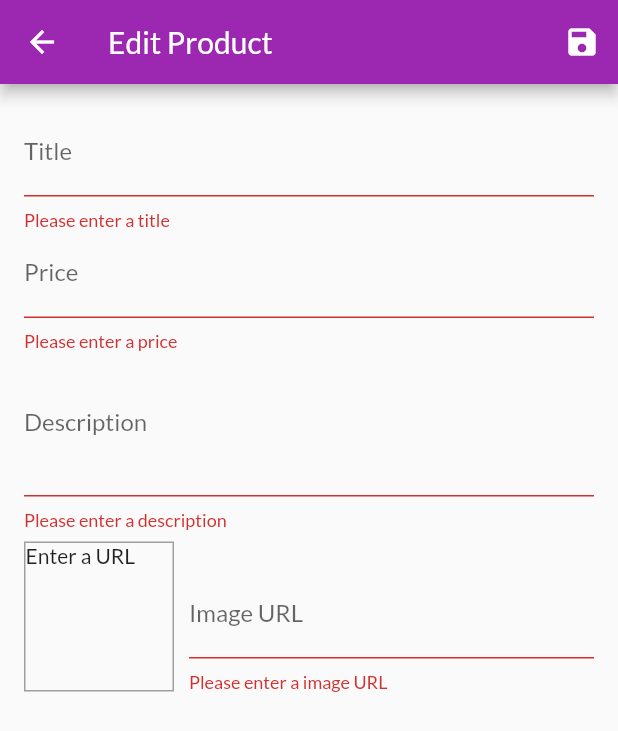
After one commit to Ahemad7429/Flutter_Shop_StateManagement, a Flutter app: the EditProductScreen screen opened by its route, after a tap on the "save" icon, on a phone screen of 412 x 824 dp. The commit adds this screen. Shown: the top 731 px of the screen. Run offline on Flutter 3.47's test engine with Material 2 defaults, Android fonts, the phone set to English and light mode, and no system bars; network calls fail.

Commit message:
added user inputs & forms.

```diff
--- a/shop_change_notifier_state/lib/config/navigation_path.dart
+++ b/shop_change_notifier_state/lib/config/navigation_path.dart
@@ -2,4 +2,6 @@
   static const productDetailScreen = '/productDetailScreen';
   static const cartScreen = '/cartScreen';
   static const orderScreen = '/orderScreen';
+  static const userProductsScreen = '/userProductsScreen';
+  static const editProductScreen = '/editProductScreen';
 }
--- a/shop_change_notifier_state/lib/main.dart
+++ b/shop_change_notifier_state/lib/main.dart
@@ -38,6 +38,8 @@
           NavigationPath.productDetailScreen: (ctx) => ProductDetailScreen(),
           NavigationPath.cartScreen: (ctx) => CartScreen(),
           NavigationPath.orderScreen: (ctx) => OrdersScreen(),
+          NavigationPath.userProductsScreen: (ctx) => UserProductsScreen(),
+          NavigationPath.editProductScreen: (ctx) => EditProductScreen(),
         },
       ),
     );
--- a/shop_change_notifier_state/lib/providers/products_provider.dart
+++ b/shop_change_notifier_state/lib/providers/products_provider.dart
@@ -49,4 +49,29 @@
   Product findById(String id) {
     return _items.firstWhere((product) => product.id == id);
   }
+
+  void addProduct(Product product) {
+    final productObj = Product(
+        id: DateTime.now().toString(),
+        title: product.title,
+        description: product.description,
+        price: product.price,
+        imageUrl: product.imageUrl);
+    _items.add(productObj);
+    // _items.insert(0, product);
+    notifyListeners();
+  }
+
+  void updateProduct(String productId, Product product) {
+    final productIndex = _items.indexWhere((prod) => prod.id == productId);
+    if (productIndex >= 0) {
+      _items[productIndex] = product;
+      notifyListeners();
+    }
+  }
+
+  void deleteProduct(String id) {
+    _items.removeWhere((product) => product.id == id);
+    notifyListeners();
+  }
 }
--- /dev/null
+++ b/shop_change_notifier_state/lib/screens/edit_product_screen.dart
@@ -0,0 +1,269 @@
+import 'package:flutter/material.dart';
+import 'package:provider/provider.dart';
+import '../providers/providers.dart';
+
+class EditProductScreen extends StatefulWidget {
+  @override
+  _EditProductScreenState createState() => _EditProductScreenState();
+}
+
+class _EditProductScreenState extends State<EditProductScreen> {
+  final _priceFocusNode = FocusNode();
+  final _descriptionFocusNode = FocusNode();
+  final _imageUrlController = TextEditingController();
+  final _imageUrlFocusNode = FocusNode();
+  final _form = GlobalKey<FormState>();
+
+  bool _isInit = true;
+  Map<String, Object> _initValues = {
+    'title': '',
+    'description': '',
+    'price': '',
+    'imageUrl': ''
+  };
+
+  Product _editedProduct = Product(
+    id: null,
+    title: "",
+    description: "",
+    price: 0,
+    imageUrl: "",
+    isFavorite: false,
+  );
+
+  @override
+  void dispose() {
+    _imageUrlFocusNode.removeListener(_updateImageUrl);
+    _priceFocusNode.dispose();
+    _descriptionFocusNode.dispose();
+    _imageUrlFocusNode.dispose();
+    _imageUrlController.dispose();
+    super.dispose();
+  }
+
+  @override
+  void didChangeDependencies() {
+    super.didChangeDependencies();
+    if (_isInit) {
+      final productId = ModalRoute.of(context).settings.arguments as String;
+      if (productId != null) {
+        _editedProduct =
+            Provider.of<ProductsProvider>(context).findById(productId);
+        _initValues = {
+          'title': _editedProduct.title,
+          'description': _editedProduct.description,
+          'price': _editedProduct.price,
+          'imageUrl': ''
+        };
+        _imageUrlController.text = _editedProduct.imageUrl;
+      }
+      _isInit = false;
+    }
+  }
+
+  @override
+  void initState() {
+    _imageUrlFocusNode.addListener(_updateImageUrl);
+    super.initState();
+  }
+
+  void _updateImageUrl() {
+    if (!_imageUrlFocusNode.hasFocus) {
+      if ((_imageUrlController.text.isEmpty) ||
+          (!_imageUrlController.text.endsWith('.jpg') &&
+              !_imageUrlController.text.endsWith('.jpeg') &&
+              !_imageUrlController.text.endsWith('.png')) ||
+          (!_imageUrlController.text.startsWith('http') &&
+              !_imageUrlController.text.startsWith('https'))) {
+        return;
+      }
+
+      setState(() {});
+    }
+  }
+
+  void _saveForm() {
+    final isValid = _form.currentState.validate();
+    if (!isValid) {
+      return;
+    }
+    _form.currentState.save();
+    if (_editedProduct.id != null) {
+      Provider.of<ProductsProvider>(context, listen: false)
+          .updateProduct(_editedProduct.id, _editedProduct);
+    } else {
+      Provider.of<ProductsProvider>(context, listen: false)
+          .addProduct(_editedProduct);
+    }
+    Navigator.of(context).pop();
+  }
+
+  @override
+  Widget build(BuildContext context) {
+    return Scaffold(
+      appBar: AppBar(
+        title: Text('Edit Product'),
+        actions: [
+          IconButton(
+            icon: Icon(Icons.save),
+            onPressed: _saveForm,
+          )
+        ],
+      ),
+      body: Padding(
+        padding: const EdgeInsets.all(16.0),
+        child: Form(
+          key: _form,
+          child: ListView(
+            children: [
+              TextFormField(
+                initialValue: _initValues['title'],
+                decoration: InputDecoration(labelText: 'Title'),
+                textInputAction: TextInputAction.next,
+                validator: (value) {
+                  if (value.isEmpty) {
+                    return 'Please enter a title';
+                  }
+                  return null;
+                },
+                onFieldSubmitted: (_) {
+                  FocusScope.of(context).requestFocus(_priceFocusNode);
+                },
+                onSaved: (value) {
+                  _editedProduct = Product(
+                    id: _editedProduct.id,
+                    title: value,
+                    description: _editedProduct.description,
+                    price: _editedProduct.price,
+                    imageUrl: _editedProduct.imageUrl,
+                    isFavorite: _editedProduct.isFavorite,
+                  );
+                },
+              ),
+              TextFormField(
+                initialValue: _initValues['price'].toString(),
+                decoration: InputDecoration(labelText: 'Price'),
+                textInputAction: TextInputAction.next,
+                keyboardType: TextInputType.number,
+                focusNode: _priceFocusNode,
+                validator: (value) {
+                  if (value.isEmpty) {
+                    return 'Please enter a price';
+                  }
+                  if (double.tryParse(value) == null) {
+                    return 'Please enter a valid number';
+                  }
+                  if (double.parse(value) <= 0) {
+                    return 'Please enter price more than zero';
+                  }
+                  return null;
+                },
+                onFieldSubmitted: (_) {
+                  FocusScope.of(context).requestFocus(_descriptionFocusNode);
+                },
+                onSaved: (value) {
+                  _editedProduct = Product(
+                    id: _editedProduct.id,
+                    title: _editedProduct.title,
+                    description: _editedProduct.description,
+                    price: double.parse(value),
+                    imageUrl: _editedProduct.imageUrl,
+                    isFavorite: _editedProduct.isFavorite,
+                  );
+                },
+              ),
+              TextFormField(
+                initialValue: _initValues['description'],
+                decoration: InputDecoration(labelText: 'Description'),
+                maxLines: 3,
+                keyboardType: TextInputType.multiline,
+                focusNode: _descriptionFocusNode,
+                validator: (value) {
+                  if (value.isEmpty) {
+                    return 'Please enter a description';
+                  }
+
+                  if (value.length <= 10) {
+                    return 'Please enter more than 10 characters';
+                  }
+                  return null;
+                },
+                onSaved: (value) {
+                  _editedProduct = Product(
+                    id: _editedProduct.id,
+                    title: _editedProduct.title,
+                    description: value,
+                    price: _editedProduct.price,
+                    imageUrl: _editedProduct.imageUrl,
+                    isFavorite: _editedProduct.isFavorite,
+                  );
+                },
+              ),
+              Row(
+                crossAxisAlignment: CrossAxisAlignment.end,
+                children: [
+                  Container(
+                    height: 100,
+                    width: 100,
+                    margin: const EdgeInsets.only(top: 8, right: 10),
+                    decoration: BoxDecoration(
+                      border: Border.all(
+                        width: 1,
+                        color: Colors.grey,
+                      ),
+                    ),
+                    child: _imageUrlController.text.isEmpty
+                        ? Text('Enter a URL')
+                        : FittedBox(
+                            child: Image.network(
+                              _imageUrlController.text,
+                              fit: BoxFit.cover,
+                            ),
+                          ),
+                  ),
+                  Expanded(
+                    child: TextFormField(
+                      decoration: InputDecoration(labelText: 'Image URL'),
+                      keyboardType: TextInputType.url,
+                      controller: _imageUrlController,
+                      textInputAction: TextInputAction.done,
+                      focusNode: _imageUrlFocusNode,
+                      validator: (value) {
+                        if (value.isEmpty) {
+                          return 'Please enter a image URL';
+                        }
+                        if (!value.startsWith('http') &&
+                            !value.startsWith('https')) {
+                          return 'please enter a valid URL';
+                        }
+                        if (!value.endsWith('.jpg') &&
+                            !value.endsWith('.jpeg') &&
+                            !value.endsWith('.png')) {
+                          return 'please enter a valid image URL';
+                        }
+                        return null;
+                      },
+                      onFieldSubmitted: (_) {
+                        _saveForm();
+                      },
+                      onSaved: (value) {
+                        _editedProduct = Product(
+                          id: _editedProduct.id,
+                          title: _editedProduct.title,
+                          description: _editedProduct.description,
+                          price: _editedProduct.price,
+                          imageUrl: value,
+                          isFavorite: _editedProduct.isFavorite,
+                        );
+                      },
+                    ),
+                  )
+                ],
+              )
+            ],
+          ),
+        ),
+      ),
+    );
+  }
+}
--- a/shop_change_notifier_state/lib/screens/screens.dart
+++ b/shop_change_notifier_state/lib/screens/screens.dart
@@ -1,3 +1,5 @@
 export './products_overview_screen.dart';
 export './product_detail_screen.dart';
 export './cart_screen.dart';
+export './user_products_screen.dart';
+export './edit_product_screen.dart';
--- a/shop_change_notifier_state/lib/widgets/app_drawer.dart
+++ b/shop_change_notifier_state/lib/widgets/app_drawer.dart
@@ -29,6 +29,15 @@
               Navigator.of(context)
                   .pushReplacementNamed(NavigationPath.orderScreen);
             },
+          ),
+          Divider(),
+          ListTile(
+            leading: Icon(Icons.edit),
+            title: Text('User Products'),
+            onTap: () {
+              Navigator.of(context)
+                  .pushReplacementNamed(NavigationPath.userProductsScreen);
+            },
           )
         ],
       ),
--- a/shop_change_notifier_state/lib/widgets/widgets.dart
+++ b/shop_change_notifier_state/lib/widgets/widgets.dart
@@ -4,3 +4,4 @@
 export './cart_item.dart';
 export './order_item.dart';
 export './app_drawer.dart';
+export './user_product_item.dart';
```
Also changed, not shown: shop_change_notifier_state/lib/providers/cart_provider.dart (+20 -0 lines), shop_change_notifier_state/lib/screens/user_products_screen.dart (added, +44 -0 lines), shop_change_notifier_state/lib/widgets/cart_item.dart (+23 -0 lines), shop_change_notifier_state/lib/widgets/product_item.dart (+16 -0 lines), shop_change_notifier_state/lib/widgets/user_product_item.dart (added, +54 -0 lines).
